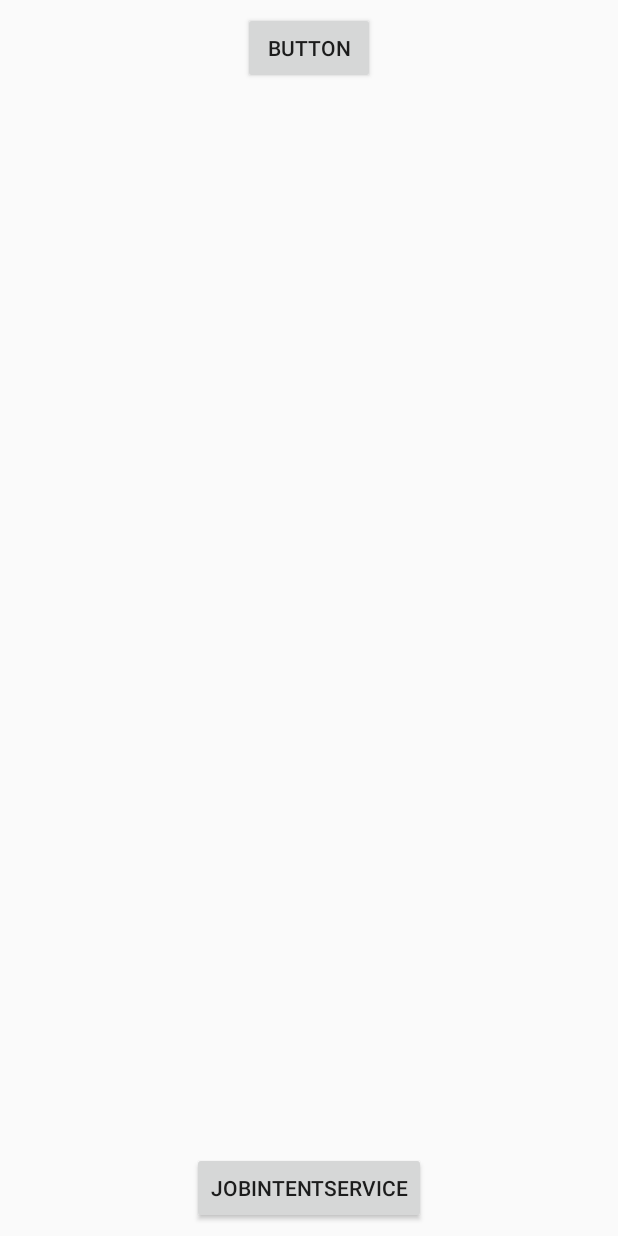
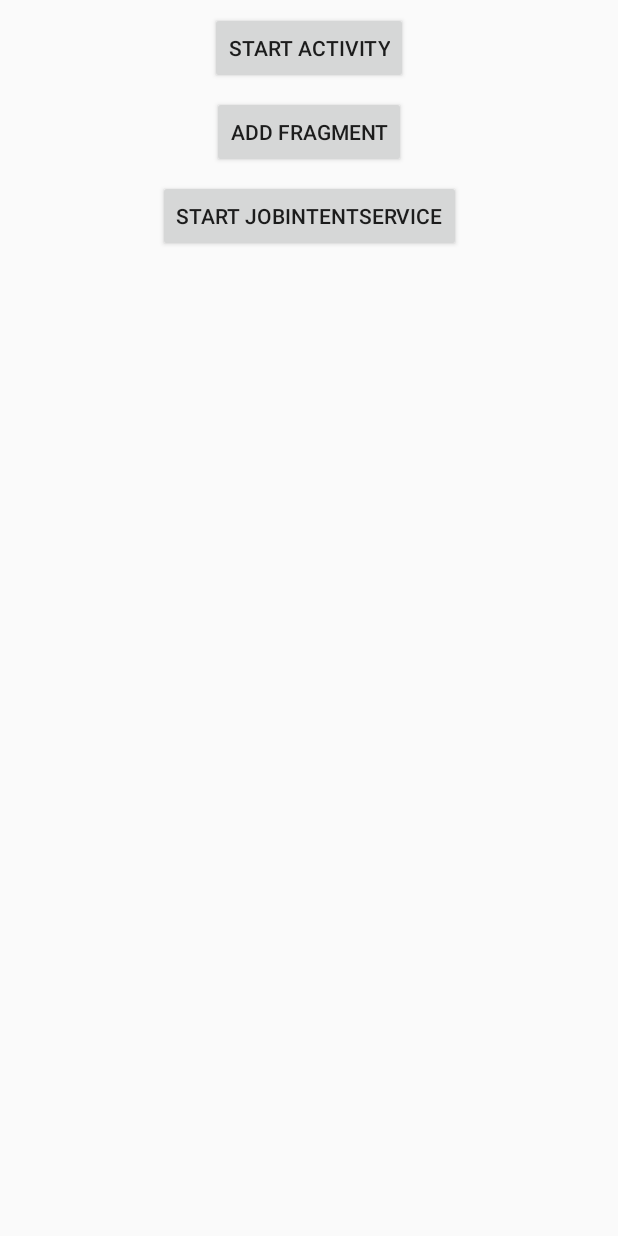
Before and after one commit to itog/AndroidLifecycles, an Android app: the screen it shows after launch (MainActivity), on a phone screen of 412 x 824 dp. Run offline under Robolectric (Android 15) with nearby library versions, the phone set to English and light mode, and no system bars.

Commit message:
feature: add fragment

```diff
--- a/app/src/main/java/com/pigmal/lab/lifecycle/MainActivity.kt
+++ b/app/src/main/java/com/pigmal/lab/lifecycle/MainActivity.kt
@@ -5,10 +5,11 @@ import android.arch.lifecycle.Lifecycle
 import android.content.Intent
 import android.os.Bundle
 import android.support.v7.app.AppCompatActivity
-import android.util.Log
 import android.view.View
 
 class MainActivity : AppCompatActivity() {
+    private var fragmentIndex = 0
+
     override fun onCreate(savedInstanceState: Bundle?) {
         super.onCreate(savedInstanceState)
         setContentView(R.layout.activity_main)
@@ -19,7 +20,20 @@ class MainActivity : AppCompatActivity() {
         })
         lifecycle.addObserver(MyLifecycleObserver())
 
-        findViewById<View>(R.id.button).setOnClickListener { startActivity(Intent(this@MainActivity, Main2Activity::class.java)) }
+        findViewById<View>(R.id.button).setOnClickListener {
+            startActivity(Intent(this@MainActivity, Main2Activity::class.java))
+        }
+
+        findViewById<View>(R.id.add_fragment_button).setOnClickListener {
+            val manager = supportFragmentManager
+            val transaction = manager.beginTransaction()
+
+            val fragment = MyFragment.newInstance(fragmentIndex++)
+
+            transaction.add(R.id.container, fragment, "fragment")
+            transaction.addToBackStack(null)
+            transaction.commit()
+        }
 
         findViewById<View>(R.id.jobIntentServiceButton).setOnClickListener {
             SimpleJobIntentService.enqueueWork(this@MainActivity, Intent())
--- a/app/src/main/res/layout/activity_main.xml
+++ b/app/src/main/res/layout/activity_main.xml
@@ -13,20 +13,46 @@
         android:layout_marginEnd="8dp"
         android:layout_marginStart="8dp"
         android:layout_marginTop="8dp"
-        android:text="Button"
+        android:text="Start Activity"
         app:layout_constraintEnd_toEndOf="parent"
         app:layout_constraintStart_toStartOf="parent"
         app:layout_constraintTop_toTopOf="parent" />
+    <Button
+        android:id="@+id/add_fragment_button"
+        android:layout_width="wrap_content"
+        android:layout_height="wrap_content"
+        android:layout_marginEnd="8dp"
+        android:layout_marginStart="8dp"
+        android:layout_marginTop="8dp"
+        android:text="Add Fragment"
+        app:layout_constraintEnd_toEndOf="parent"
+        app:layout_constraintStart_toStartOf="parent"
+        app:layout_constraintTop_toBottomOf="@+id/button" />
 
     <Button
         android:id="@+id/jobIntentServiceButton"
         android:layout_width="wrap_content"
         android:layout_height="wrap_content"
+        android:layout_marginEnd="8dp"
+        android:layout_marginStart="8dp"
+        android:layout_marginTop="8dp"
+        android:text="Start JobIntentService"
+        app:layout_constraintEnd_toEndOf="parent"
+        app:layout_constraintStart_toStartOf="parent"
+        app:layout_constraintTop_toBottomOf="@+id/add_fragment_button" />
+
+    <FrameLayout
+        android:id="@+id/container"
+        android:layout_width="0dp"
+        android:layout_height="0dp"
         android:layout_marginBottom="8dp"
         android:layout_marginEnd="8dp"
         android:layout_marginStart="8dp"
-        android:text="JobIntentService"
+        android:layout_marginTop="8dp"
         app:layout_constraintBottom_toBottomOf="parent"
         app:layout_constraintEnd_toEndOf="parent"
-        app:layout_constraintStart_toStartOf="parent" />
+        app:layout_constraintStart_toStartOf="parent"
+        app:layout_constraintTop_toBottomOf="@+id/jobIntentServiceButton">
+
+    </FrameLayout>
 </android.support.constraint.ConstraintLayout>
```
Also changed, not shown: app/src/main/java/com/pigmal/lab/lifecycle/MyFragment.kt (added, +80 -0 lines), app/src/main/res/layout/fragment_my.xml (added, +23 -0 lines).
